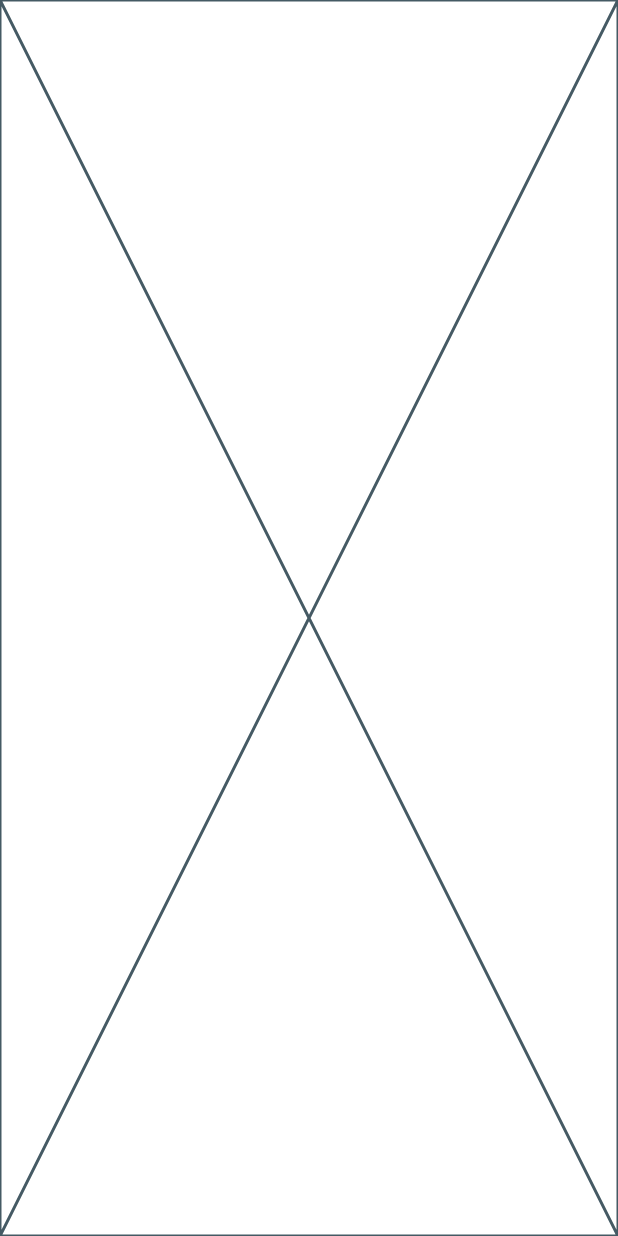
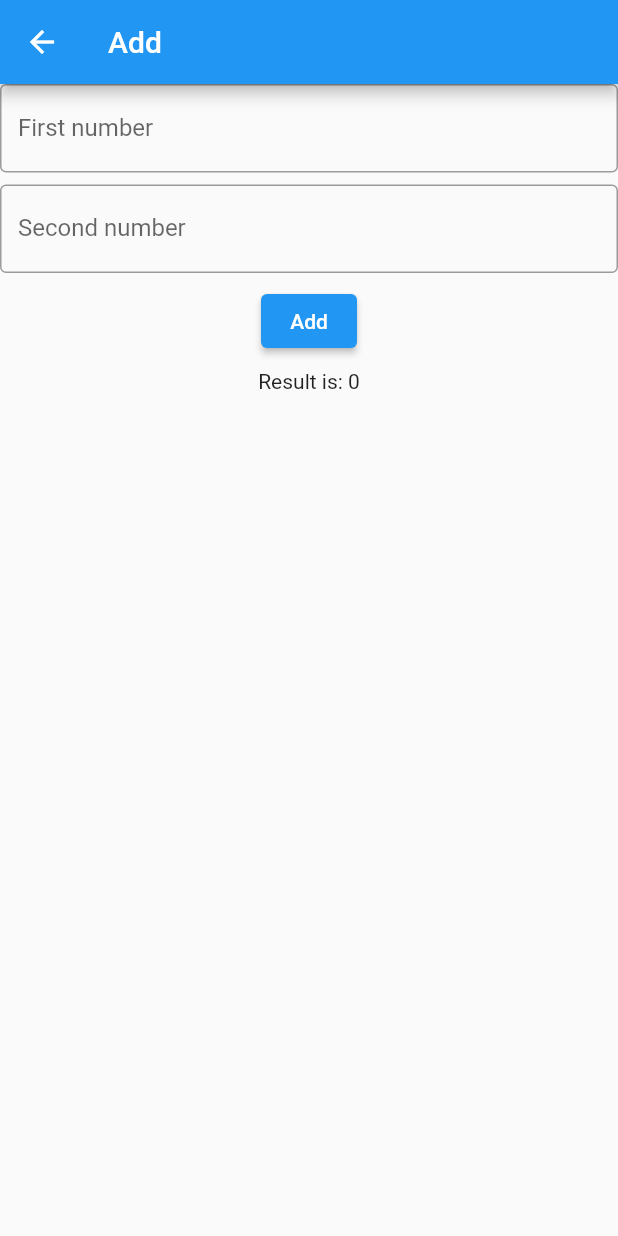
Before and after one commit to kiranrana8973/riverpod_state_management, a Flutter app: the screen it shows after launch, after a tap on "Add", on a phone screen of 412 x 824 dp. Run offline on Flutter 3.47's test engine with Material 2 defaults, Android fonts, the phone set to English and light mode, and no system bars; our stand-ins replace flutter_riverpod.

Commit message:
Added arithmetic provider

```diff
--- a/lib/logic/arithmetic.dart
+++ b/lib/logic/arithmetic.dart
@@ -1,3 +1,9 @@
+import 'package:flutter_riverpod/flutter_riverpod.dart';
+
+final arithmeticProvider = Provider<Arithmetic>(
+  (ref) => Arithmetic(),
+);
+
 class Arithmetic {
   int add(int a, int b) {
     return a + b;
--- a/lib/main.dart
+++ b/lib/main.dart
@@ -1,11 +1,13 @@
 import 'package:flutter/material.dart';
+import 'package:flutter_riverpod/flutter_riverpod.dart';
 import 'package:riverpod_state_management/view/add_view.dart';
 import 'package:riverpod_state_management/view/counter_view.dart';
 import 'package:riverpod_state_management/view/dashboard_view.dart';
 
 void main() {
   runApp(
-    MaterialApp(
+    ProviderScope(
+      child: MaterialApp(
         title: 'Riverpod state management',
         initialRoute: '/',
         routes: {
@@ -14,5 +16,6 @@ void main() {
           '/add': (context) => const AddView(),
         },
       ),
+    ),
   );
 }
--- a/lib/view/add_view.dart
+++ b/lib/view/add_view.dart
@@ -1,10 +1,56 @@
 import 'package:flutter/material.dart';
+import 'package:flutter_riverpod/flutter_riverpod.dart';
+import 'package:riverpod_state_management/logic/arithmetic.dart';
 
-class AddView extends StatelessWidget {
+class AddView extends ConsumerStatefulWidget {
   const AddView({super.key});
 
   @override
+  ConsumerState<AddView> createState() => _AddViewState();
+}
+
+class _AddViewState extends ConsumerState<AddView> {
+  final firstNoController = TextEditingController();
+  final secondNoController = TextEditingController();
+
+  int result = 0;
+  @override
   Widget build(BuildContext context) {
-    return const Placeholder();
+    return Scaffold(
+      appBar: AppBar(
+        title: const Text('Add'),
+      ),
+      body: Column(
+        children: [
+          const TextField(
+            decoration: InputDecoration(
+              border: OutlineInputBorder(),
+              labelText: 'First number',
+            ),
+          ),
+          const SizedBox(height: 8),
+          const TextField(
+            decoration: InputDecoration(
+              border: OutlineInputBorder(),
+              labelText: 'Second number',
+            ),
+          ),
+          const SizedBox(height: 8),
+          ElevatedButton(
+            onPressed: () {
+              int first = int.parse(firstNoController.text);
+              int second = int.parse(secondNoController.text);
+              var arithmetic = ref.read(arithmeticProvider);
+              setState(() {
+                result = arithmetic.add(first, second);
+              });
+            },
+            child: const Text('Add'),
+          ),
+          const SizedBox(height: 8),
+          Text('Result is: $result'),
+        ],
+      ),
+    );
   }
 }
--- a/pubspec.yaml
+++ b/pubspec.yaml
@@ -34,6 +34,7 @@ dependencies:
   # The following adds the Cupertino Icons font to your application.
   # Use with the CupertinoIcons class for iOS style icons.
   cupertino_icons: ^1.0.2
+  flutter_riverpod: ^2.3.6
 
 dev_dependencies:
   flutter_test:
```
Also changed, not shown: lib/view/counter_view.dart (+18 -6 lines), pubspec.lock. Lines whose indentation alone changed are shown as unchanged.
